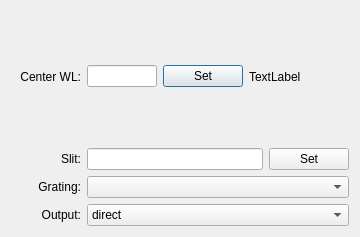
Old version of the form laborIott/instruments/Andor/VInst/Shamrock.ui in the repository Kassikakk/laborIott.
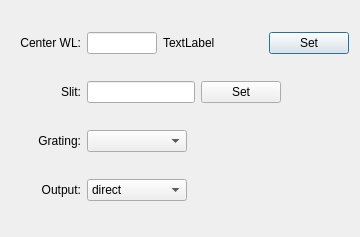
New version of the form.

Diff of the .ui file:
```diff
--- a/laborIott/instruments/Andor/VInst/Shamrock.ui
+++ b/laborIott/instruments/Andor/VInst/Shamrock.ui
@@ -47,13 +47,6 @@
      <item>
       <widget class="QLineEdit" name="cWlEdit"/>
      </item>
-     <item>
-      <widget class="QPushButton" name="cWlButt">
-       <property name="text">
-        <string>Set</string>
-       </property>
-      </widget>
-     </item>
      <item>
       <widget class="QLabel" name="rangeLabel">
        <property name="minimumSize">
@@ -67,6 +60,13 @@
        </property>
       </widget>
      </item>
+     <item>
+      <widget class="QPushButton" name="cWlButt">
+       <property name="text">
+        <string>Set</string>
+       </property>
+      </widget>
+     </item>
     </layout>
    </item>
    <item>
@@ -109,6 +109,19 @@
        </property>
       </widget>
      </item>
+     <item>
+      <spacer name="horizontalSpacer">
+       <property name="orientation">
+        <enum>Qt::Horizontal</enum>
+       </property>
+       <property name="sizeHint" stdset="0">
+        <size>
+         <width>40</width>
+         <height>20</height>
+        </size>
+       </property>
+      </spacer>
+     </item>
     </layout>
    </item>
    <item>
@@ -142,7 +155,27 @@
       </widget>
      </item>
      <item>
-      <widget class="QComboBox" name="gratingCombo"/>
+      <widget class="QComboBox" name="gratingCombo">
+       <property name="minimumSize">
+        <size>
+         <width>100</width>
+         <height>0</height>
+        </size>
+       </property>
+      </widget>
+     </item>
+     <item>
+      <spacer name="horizontalSpacer_2">
+       <property name="orientation">
+        <enum>Qt::Horizontal</enum>
+       </property>
+       <property name="sizeHint" stdset="0">
+        <size>
+         <width>40</width>
+         <height>20</height>
+        </size>
+       </property>
+      </spacer>
      </item>
     </layout>
    </item>
@@ -178,6 +211,12 @@
      </item>
      <item>
       <widget class="QComboBox" name="flipperCombo">
+       <property name="minimumSize">
+        <size>
+         <width>100</width>
+         <height>0</height>
+        </size>
+       </property>
        <item>
         <property name="text">
          <string>direct</string>
@@ -190,6 +229,19 @@
        </item>
       </widget>
      </item>
+     <item>
+      <spacer name="horizontalSpacer_3">
+       <property name="orientation">
+        <enum>Qt::Horizontal</enum>
+       </property>
+       <property name="sizeHint" stdset="0">
+        <size>
+         <width>40</width>
+         <height>20</height>
+        </size>
+       </property>
+      </spacer>
+     </item>
     </layout>
    </item>
   </layout>
```
